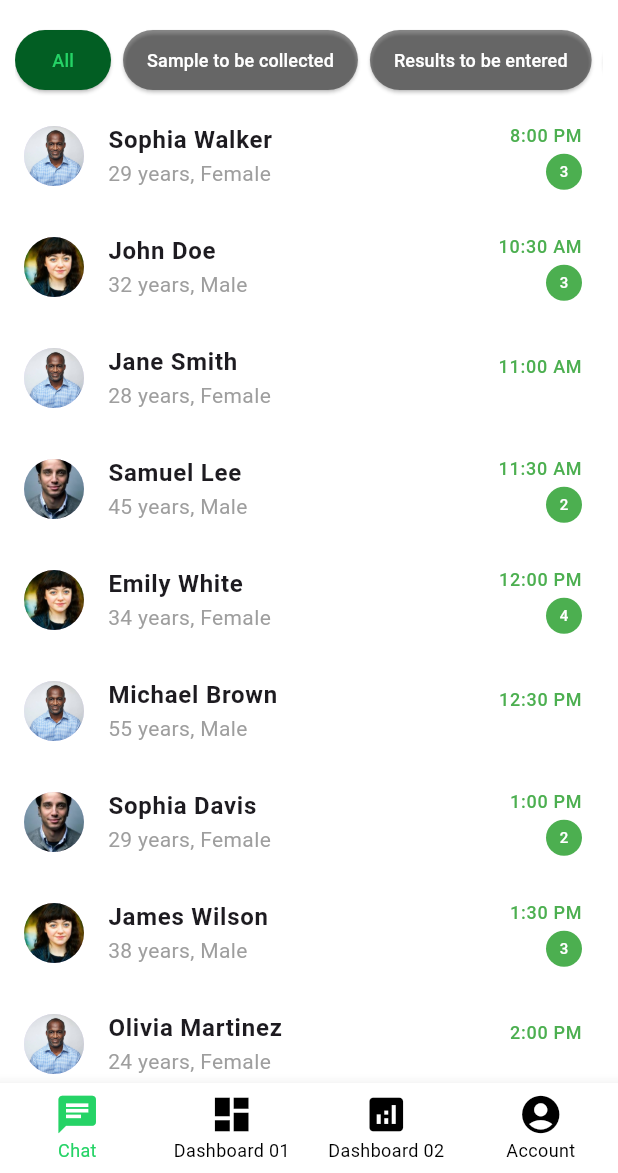
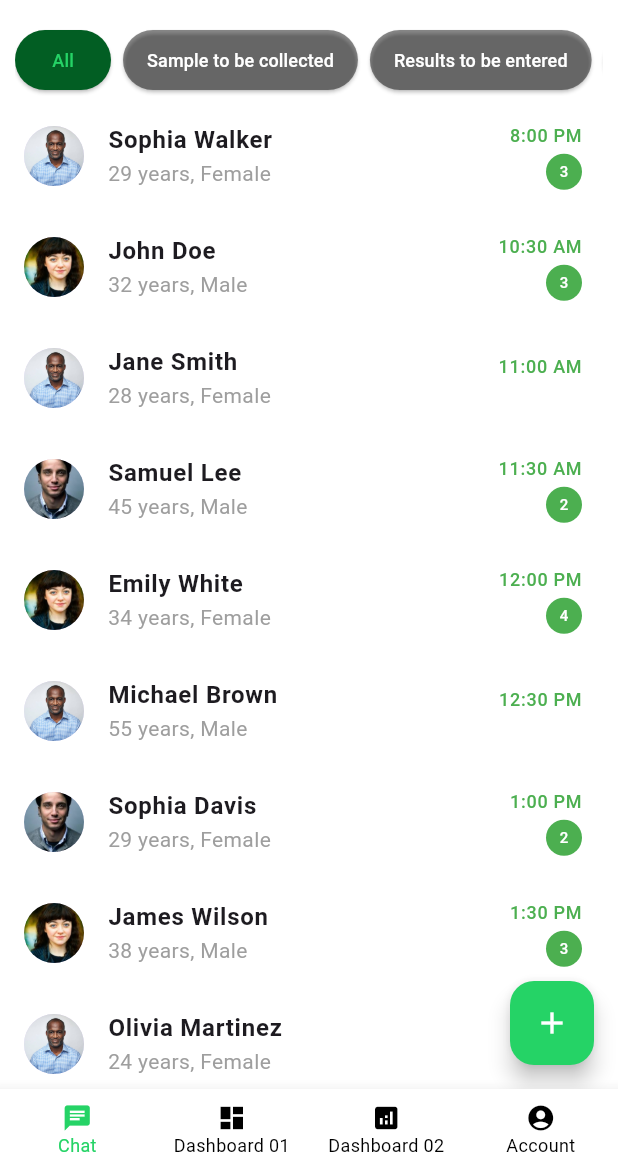
Before and after one commit to pramodyasamarakoon/Lab-Solution-App, a Flutter app: the screen it shows after launch, on a phone screen of 412 x 824 dp, the part 63-1236 px from its top. Run offline on Flutter 3.47's test engine with Material 3 defaults, Android fonts, the phone set to English and light mode, and no system bars.

Commit message:
[feat] added the floating button

```diff
--- a/lib/pages/MLT Landing Pages/MLT_home_page.dart
+++ b/lib/pages/MLT Landing Pages/MLT_home_page.dart
@@ -4,6 +4,8 @@ import 'package:first_flutter_app/services/patient_service.dart'; // Import the
 import '../../widgets/filter_button.dart';
 import '../../widgets/chat_item.dart';
 import '../Login Pages/sign_in_page.dart';
+import '../MLT Landing Pages/patient_registration.dart'; // Import the patient registration screen
+import '../../widgets/floating_action_button.dart'; // Import the custom FAB widget
 
 class MLTHomePage extends StatefulWidget {
   const MLTHomePage({super.key});
@@ -146,6 +148,10 @@ class _MLTHomePageState extends State<MLTHomePage> {
           ),
         ],
       ),
+      // Use the custom FAB widget and pass the target screen (PatientRegistrationPage) to it
+      floatingActionButton: CustomFloatingActionButton(
+        targetScreen: const PatientRegistrationPage(), // Pass the screen here
+      ),
     );
   }
 }
--- a/lib/widgets/custom_bottom_nav_bar.dart
+++ b/lib/widgets/custom_bottom_nav_bar.dart
@@ -20,14 +20,14 @@ class CustomBottomNavBar extends StatelessWidget {
       selectedItemColor: AppColors.primaryColor, // Active tab color
       unselectedItemColor: Colors.black, // Inactive tab color
       backgroundColor: Colors.white, // Background color of the navigation bar
-      iconSize: 30.0, // Adjust icon size for vertical padding effect
+      iconSize: 20.0,
       selectedLabelStyle: TextStyle(
-        fontSize: 12, // Adjust text size for label
-        height: 1.5, // Adjust vertical padding for label text
+        fontSize: 12,
+        height: 1.5,
       ),
       unselectedLabelStyle: TextStyle(
-        fontSize: 12, // Adjust text size for label
-        height: 1.5, // Adjust vertical padding for label text
+        fontSize: 12,
+        height: 1.5,
       ),
       items: const [
         BottomNavigationBarItem(
--- /dev/null
+++ b/lib/widgets/floating_action_button.dart
@@ -0,0 +1,20 @@
+import 'package:first_flutter_app/colors.dart';
+import 'package:flutter/material.dart';
+
+class CustomFloatingActionButton extends StatelessWidget {
+  final Widget targetScreen;
+
+  const CustomFloatingActionButton({super.key, required this.targetScreen});
+
+  @override
+  Widget build(BuildContext context) {
+    return FloatingActionButton(
+      onPressed: () {
+        Navigator.push(
+            context, MaterialPageRoute(builder: (context) => targetScreen));
+      },
+      backgroundColor: AppColors.primaryColor,
+      child: const Icon(Icons.add, color: Colors.white),
+    );
+  }
+}
--- a/pubspec.yaml
+++ b/pubspec.yaml
@@ -33,6 +33,7 @@ dependencies:
 
   logger: ^2.5.0
   intl: ^0.18.1
+  path_provider: ^2.0.11
 
   # The following adds the Cupertino Icons font to your application.
   # Use with the CupertinoIcons class for iOS style icons.
```
Also changed, not shown: lib/pages/MLT Landing Pages/patient_registration.dart (added, +154 -0 lines), pubspec.lock, 1 other file.
